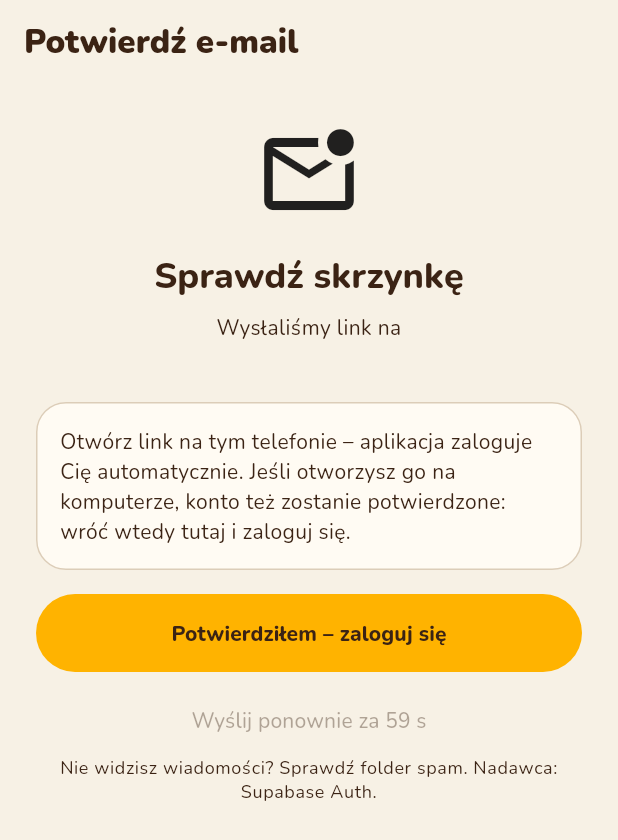
After one commit to PiotrekPWP25/Jak_Wypije, a Flutter app: the CheckEmailScreen screen opened by its route, on a phone screen of 412 x 824 dp. The commit adds this screen. Shown: the top 840 px of the screen. Run offline on Flutter 3.47's test engine with Material 3 defaults, Android fonts, the phone set to English and light mode, and no system bars; our stand-ins replace flutter_map, flutter_riverpod, geolocator, go_router, google_fonts, latlong2 and 2 more; missing offline and left inert: mobile_scanner; accounts and stored records are empty.

Commit message:
Auth via e-mail links and deep links instead of 6-digit codes
Supabase's free plan does not allow editing e-mail templates, so the
default e-mails only contain links. They now redirect to
pl.hackyeah.jakwypije://auth and supabase_flutter turns them into a
session (PKCE).

- Sign-up: "check your inbox" screen that leaves by itself once the
  confirmation link signs the user in; resend with countdown
- Password reset: the link opens a "new password" screen, also on cold
  start (handed over from the splash)
- Android intent filter and iOS URL scheme for the callback, Flutter
  deep linking disabled so go_router ignores auth links
- Polish messages for expired links and links opened on another phone
- README: Redirect URL setup instead of e-mail template changes

Co-Authored-By: Claude Opus 5.5 <noreply@anthropic.com>

```diff
--- a/lib/app.dart
+++ b/lib/app.dart
@@ -1,11 +1,17 @@
+import 'dart:async';
+
 import 'package:flutter/material.dart';
 import 'package:flutter_riverpod/flutter_riverpod.dart';
 import 'package:go_router/go_router.dart';
+import 'package:supabase_flutter/supabase_flutter.dart';
 
 import 'core/theme/app_theme.dart';
 import 'core/theme/theme_controller.dart';
+import 'data/auth/auth_repository.dart';
+import 'features/account/account_providers.dart';
 import 'features/account/auth_screen.dart';
-import 'features/account/code_screen.dart';
+import 'features/account/check_email_screen.dart';
+import 'features/account/new_password_screen.dart';
 import 'features/account/profile_sync.dart';
 import 'features/bar_detail/bar_detail_screen.dart';
 import 'features/barobranie/barobranie_screen.dart';
@@ -106,12 +112,16 @@ final routerProvider = Provider<GoRouter>((ref) {
         ),
       ),
       GoRoute(
-        path: '/auth/code',
-        builder: (context, state) => CodeScreen(
+        path: '/auth/check-email',
+        builder: (context, state) => CheckEmailScreen(
           email: state.uri.queryParameters['email'] ?? '',
           recovery: state.uri.queryParameters['type'] == 'recovery',
           next: state.uri.queryParameters['next'],
         ),
+      ),
+      GoRoute(
+        path: '/auth/new-password',
+        builder: (context, state) => const NewPasswordScreen(),
       ),
       GoRoute(
         path: '/legal/:doc',
@@ -128,16 +138,57 @@ final routerProvider = Provider<GoRouter>((ref) {
   return router;
 });
 
-class JakWypijeApp extends ConsumerWidget {
+final _messengerKey = GlobalKey<ScaffoldMessengerState>();
+
+class JakWypijeApp extends ConsumerStatefulWidget {
   const JakWypijeApp({super.key});
 
   @override
-  Widget build(BuildContext context, WidgetRef ref) {
+  ConsumerState<JakWypijeApp> createState() => _JakWypijeAppState();
+}
+
+class _JakWypijeAppState extends ConsumerState<JakWypijeApp> {
+  StreamSubscription<AuthChangeEvent>? _authEvents;
+
+  @override
+  void initState() {
+    super.initState();
+    _authEvents = ref.read(authRepositoryProvider)?.events().listen(
+      (event) {
+        if (event == AuthChangeEvent.passwordRecovery) _openNewPassword();
+      },
+      // E.g. an expired link from the e-mail.
+      onError: (Object error) => _messengerKey.currentState?.showSnackBar(
+        SnackBar(content: Text(authErrorMessage(error))),
+      ),
+    );
+  }
+
+  @override
+  void dispose() {
+    _authEvents?.cancel();
+    super.dispose();
+  }
+
+  /// A password-reset link opened the app.
+  void _openNewPassword() {
+    final router = ref.read(routerProvider);
+    if (router.routerDelegate.currentConfiguration.uri.path == '/splash') {
+      // The splash would navigate away – it continues there instead.
+      ref.read(passwordRecoveryPendingProvider.notifier).state = true;
+    } else {
+      router.go('/auth/new-password');
+    }
+  }
+
+  @override
+  Widget build(BuildContext context) {
     // Keeps the profile in sync with the account for the whole session.
     ref.listen(profileSyncProvider, (_, __) {});
     return MaterialApp.router(
       title: 'JakWypiję',
       debugShowCheckedModeBanner: false,
+      scaffoldMessengerKey: _messengerKey,
       theme: AppTheme.light(),
       darkTheme: AppTheme.dark(),
       themeMode: ref.watch(themeModeProvider),
--- a/lib/core/config/env.dart
+++ b/lib/core/config/env.dart
@@ -16,6 +16,12 @@ abstract final class Env {
   static bool get hasBackend =>
       supabaseUrl.isNotEmpty && supabaseKey.isNotEmpty;
 
+  /// Deep link the Supabase e-mail links (sign-up confirmation, password
+  /// reset) redirect to. Must be listed in Supabase → Authentication →
+  /// URL Configuration → Redirect URLs, and matches the intent filter in
+  /// AndroidManifest.xml / CFBundleURLTypes in Info.plist.
+  static const String authCallbackUrl = 'pl.hackyeah.jakwypije://auth';
+
   /// Keep in sync with `version` in pubspec.yaml.
   static const String appVersion = '0.4.0';
 }
--- a/lib/features/account/account_providers.dart
+++ b/lib/features/account/account_providers.dart
@@ -55,3 +55,7 @@ bool needsOnboarding(UserProfile profile) =>
 
 bool needsConsents(UserProfile profile) =>
     !profile.isAgeConfirmed || !profile.hasAcceptedTerms(currentTermsVersion);
+
+/// Set when a password-reset link opened the app before the splash finished;
+/// the splash then continues to the "new password" screen.
+final passwordRecoveryPendingProvider = StateProvider<bool>((ref) => false);
--- a/lib/features/account/auth_screen.dart
+++ b/lib/features/account/auth_screen.dart
@@ -94,13 +94,13 @@ class _SignInFormState extends ConsumerState<_SignInForm> {
       leaveAuthFlow(context, widget.next);
     } on AuthException catch (error) {
       if (error.code == 'email_not_confirmed') {
-        // Send a fresh code and let the user finish the sign-up.
+        // Send a fresh link and let the user finish the sign-up.
         try {
-          await repository.resendSignupCode(email);
+          await repository.resendConfirmation(email);
         } on Exception {
-          // The code screen has its own "send again".
+          // The check-email screen has its own "send again".
         }
-        if (mounted) _openCode(email);
+        if (mounted) _openCheckEmail(email);
         return;
       }
       _fail(error);
@@ -117,11 +117,11 @@ class _SignInFormState extends ConsumerState<_SignInForm> {
     });
   }
 
-  void _openCode(String email, {bool recovery = false}) {
+  void _openCheckEmail(String email, {bool recovery = false}) {
     setState(() => _busy = false);
     context.push(
       Uri(
-        path: '/auth/code',
+        path: '/auth/check-email',
         queryParameters: {
           'email': email,
           'type': recovery ? 'recovery' : 'signup',
@@ -145,7 +145,7 @@ class _SignInFormState extends ConsumerState<_SignInForm> {
     });
     try {
       await repository.sendPasswordReset(email);
-      if (mounted) _openCode(email, recovery: true);
+      if (mounted) _openCheckEmail(email, recovery: true);
     } on Exception catch (error) {
       _fail(error);
     }
@@ -256,7 +256,7 @@ class _SignUpFormState extends ConsumerState<_SignUpForm> {
       if (needsCode) {
         context.push(
           Uri(
-            path: '/auth/code',
+            path: '/auth/check-email',
             queryParameters: {
               'email': email,
               'type': 'signup',
@@ -339,7 +339,8 @@ class _SignUpFormState extends ConsumerState<_SignUpForm> {
           ),
           const SizedBox(height: 8),
           Text(
-            'Wyślemy 6-cyfrowy kod na podany adres, żeby potwierdzić konto.',
+            'Wyślemy link potwierdzający na podany adres – otwórz go na tym '
+            'telefonie.',
             textAlign: TextAlign.center,
             style: Theme.of(context).textTheme.bodySmall,
           ),
@@ -522,7 +523,7 @@ class _ResetEmailDialogState extends State<_ResetEmailDialog> {
         child: Column(
           mainAxisSize: MainAxisSize.min,
           children: [
-            const Text('Wyślemy kod, którym ustawisz nowe hasło.'),
+            const Text('Wyślemy link, którym ustawisz nowe hasło.'),
             const SizedBox(height: 16),
             _EmailField(controller: _controller),
           ],
@@ -533,7 +534,7 @@ class _ResetEmailDialogState extends State<_ResetEmailDialog> {
           onPressed: () => Navigator.of(context).pop(),
           child: const Text('Anuluj'),
         ),
-        FilledButton(onPressed: _submit, child: const Text('Wyślij kod')),
+        FilledButton(onPressed: _submit, child: const Text('Wyślij link')),
       ],
     );
   }
--- /dev/null
+++ b/lib/features/account/check_email_screen.dart
@@ -0,0 +1,168 @@
+import 'dart:async';
+
+import 'package:flutter/material.dart';
+import 'package:flutter_riverpod/flutter_riverpod.dart';
+import 'package:go_router/go_router.dart';
+import 'package:supabase_flutter/supabase_flutter.dart';
+
+import '../../data/auth/auth_repository.dart';
+import 'auth_screen.dart';
+
+/// After sign-up or a password-reset request: open the link from the e-mail
+/// on this phone. A confirmation link signs the user in (this screen then
+/// leaves by itself); a reset link opens the "new password" screen.
+class CheckEmailScreen extends ConsumerStatefulWidget {
+  const CheckEmailScreen({
+    super.key,
+    required this.email,
+    this.recovery = false,
+    this.next,
+  });
+
+  final String email;
+
+  /// `true` for a password reset, `false` for a sign-up confirmation.
+  final bool recovery;
+  final String? next;
+
+  @override
+  ConsumerState<CheckEmailScreen> createState() => _CheckEmailScreenState();
+}
+
+class _CheckEmailScreenState extends ConsumerState<CheckEmailScreen> {
+  static const int _resendSeconds = 60;
+
+  Timer? _timer;
+  int _secondsLeft = _resendSeconds;
+  String? _error;
+
+  @override
+  void initState() {
+    super.initState();
+    _startCountdown();
+  }
+
+  @override
+  void dispose() {
+    _timer?.cancel();
+    super.dispose();
+  }
+
+  void _startCountdown() {
+    _timer?.cancel();
+    setState(() => _secondsLeft = _resendSeconds);
+    _timer = Timer.periodic(const Duration(seconds: 1), (timer) {
+      if (_secondsLeft <= 1) timer.cancel();
+      setState(() => _secondsLeft--);
+    });
+  }
+
+  Future<void> _resend() async {
+    final repository = ref.read(authRepositoryProvider);
+    if (repository == null) return;
+    setState(() => _error = null);
+    try {
+      if (widget.recovery) {
+        await repository.sendPasswordReset(widget.email);
+      } else {
+        await repository.resendConfirmation(widget.email);
+      }
+      if (!mounted) return;
+      _startCountdown();
+      ScaffoldMessenger.of(context).showSnackBar(
+        SnackBar(content: Text('Wysłaliśmy nowy link na ${widget.email}')),
+      );
+    } on Exception catch (error) {
+      if (mounted) setState(() => _error = authErrorMessage(error));
+    }
+  }
+
+  @override
+  Widget build(BuildContext context) {
+    // The confirmation link opened the app and signed the user in.
+    ref.listen<User?>(authUserProvider, (previous, user) {
+      if (widget.recovery || user == null || previous != null) return;
+      ScaffoldMessenger.of(context).showSnackBar(
+        const SnackBar(content: Text('Konto potwierdzone. Witaj!')),
+      );
+      leaveAuthFlow(context, widget.next);
+    });
+    final theme = Theme.of(context);
+    return Scaffold(
+      appBar: AppBar(
+        title: Text(widget.recovery ? 'Reset hasła' : 'Potwierdź e-mail'),
+      ),
+      body: ListView(
+        padding: const EdgeInsets.all(24),
+        children: [
+          const Icon(Icons.mark_email_unread_outlined, size: 72),
+          const SizedBox(height: 16),
+          Text(
+            'Sprawdź skrzynkę',
+            textAlign: TextAlign.center,
+            style: theme.textTheme.headlineSmall,
+          ),
+          const SizedBox(height: 8),
+          Text(
+            'Wysłaliśmy link na',
+            textAlign: TextAlign.center,
+            style: theme.textTheme.bodyMedium,
+          ),
+          Text(
+            widget.email,
+            textAlign: TextAlign.center,
+            style: theme.textTheme.titleMedium,
+          ),
+          const SizedBox(height: 16),
+          Card(
+            child: Padding(
+              padding: const EdgeInsets.all(16),
+              child: Text(
+                widget.recovery
+                    ? 'Otwórz link na tym telefonie – aplikacja pokaże ekran '
+                        'ustawienia nowego hasła.'
+                    : 'Otwórz link na tym telefonie – aplikacja zaloguje Cię '
+                        'automatycznie. Jeśli otworzysz go na komputerze, '
+                        'konto też zostanie potwierdzone: wróć wtedy tutaj '
+                        'i zaloguj się.',
+                style: theme.textTheme.bodyMedium,
+              ),
+            ),
+          ),
+          if (_error != null) AuthErrorText(_error!),
+          const SizedBox(height: 16),
+          if (!widget.recovery)
+            FilledButton(
+              onPressed: () => context.go(
+                Uri(
+                  path: '/auth',
+                  queryParameters: {
+                    if (widget.next != null) 'next': widget.next,
+                  },
+                ).toString(),
+              ),
+              style: FilledButton.styleFrom(
+                minimumSize: const Size.fromHeight(52),
+              ),
+              child: const Text('Potwierdziłem – zaloguj się'),
+            ),
+          const SizedBox(height: 8),
+          TextButton(
+            onPressed: _secondsLeft > 0 ? null : _resend,
+            child: Text(
+              _secondsLeft > 0
+                  ? 'Wyślij ponownie za $_secondsLeft s'
+                  : 'Wyślij link ponownie',
+            ),
+          ),
+          Text(
+            'Nie widzisz wiadomości? Sprawdź folder spam. Nadawca: Supabase '
+            'Auth.',
+            textAlign: TextAlign.center,
+            style: theme.textTheme.bodySmall,
+          ),
+        ],
+      ),
+    );
+  }
+}
--- a/lib/features/splash/splash_screen.dart
+++ b/lib/features/splash/splash_screen.dart
@@ -88,6 +88,12 @@ class _SplashScreenState extends ConsumerState<SplashScreen>
     }
     if (!mounted) return;
     // First run (or new Terms): age gate, consents, tourist or local.
+    if (ref.read(passwordRecoveryPendingProvider)) {
+      // A password-reset link started the app.
+      ref.read(passwordRecoveryPendingProvider.notifier).state = false;
+      context.go('/auth/new-password');
+      return;
+    }
     context.go(onboarding ? '/onboarding' : '/start');
   }
 
```
Also changed, not shown: lib/data/auth/auth_repository.dart (+53 -39 lines), lib/features/account/code_screen.dart (deleted, +0 -199 lines), lib/features/account/new_password_screen.dart (added, +113 -0 lines), lib/features/account/validators.dart (+0 -8 lines), 5 other files.
